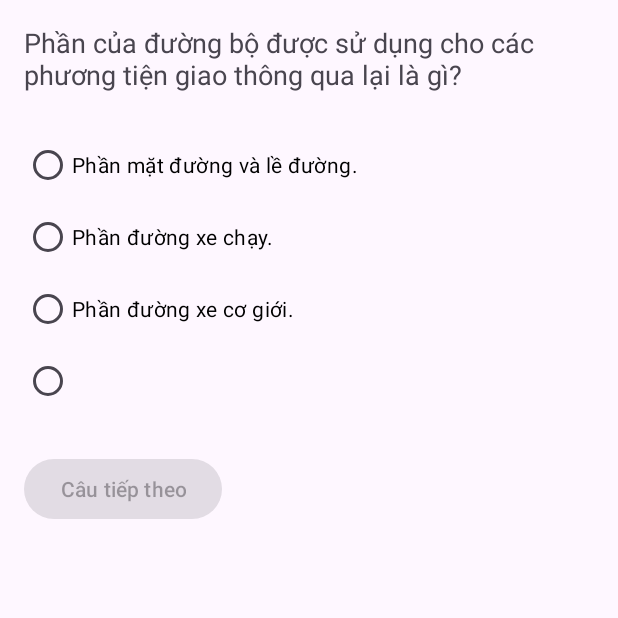
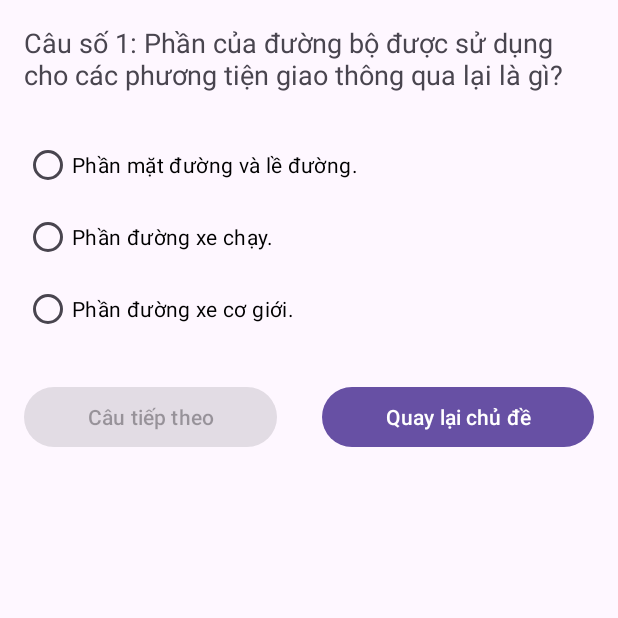
Before and after one commit to DangUy610/AppLuyenTapThiLyThuyetBangLaiXeA1, an Android app: the TopicLuyenTap screen opened directly, with no data from a screen before it, after a tap on "Kiến thức về Luật GTĐB", on a phone screen of 412 x 824 dp, the top half of it. Run offline under Robolectric (Android 15) with nearby library versions, the phone set to English and light mode, and no system bars.

Commit message:
thêm button quay lại

```diff
--- a/app/src/main/java/com/example/appluyentapthilythuyetbanglaixea1/LuyenTap.java
+++ b/app/src/main/java/com/example/appluyentapthilythuyetbanglaixea1/LuyenTap.java
@@ -2,6 +2,7 @@ package com.example.appluyentapthilythuyetbanglaixea1;
 
 import androidx.appcompat.app.AppCompatActivity;
 
+import android.content.Intent;
 import android.os.Bundle;
 import androidx.appcompat.app.AppCompatActivity;
 
@@ -28,10 +29,11 @@ import java.io.OutputStream;
 public class LuyenTap extends AppCompatActivity {
     int correctAnswerIndex = -1;  // 0 -> A, 1 -> B, 2 -> C, 3 -> D
     int currentQuestionIndex = 0;
+    int answerQuantity = 0;
     TextView questionText;
     RadioGroup answersGroup;
     RadioButton answer1, answer2, answer3, answer4;
-    Button nextQuestionBtn;
+    Button nextQuestionBtn,btnQuaylaiTopic;
     ImageView questionImage;
     // Mở DB
     SQLiteDatabase db;
@@ -53,6 +55,14 @@ public class LuyenTap extends AppCompatActivity {
         answersGroup = findViewById(R.id.answersGroup);
         nextQuestionBtn = findViewById(R.id.nextQuestionBtn);
         questionImage = findViewById(R.id.questionImage);
+        btnQuaylaiTopic =findViewById(R.id.btn_quaylai_topic);
+        btnQuaylaiTopic.setOnClickListener(new View.OnClickListener() {
+            @Override
+            public void onClick(View v) {
+                Intent intent = new Intent(LuyenTap.this, TopicLuyenTap.class);
+                startActivity(intent);
+            }
+        });
         // Nhận chủ đề từ Intent
         String topic = getIntent().getStringExtra("topic");
         if (topic == null) topic = "";
@@ -82,6 +92,14 @@ public class LuyenTap extends AppCompatActivity {
                 loadQuestion(0,sqlcode);
             }
                 break;
+            case "Tonghop":
+            {
+                sqlcode = "SELECT id, content, image_path FROM Question ORDER BY id LIMIT 1 OFFSET ";
+                nextQuestionBtn.setOnClickListener(v -> {currentQuestionIndex++;
+                    loadQuestion(currentQuestionIndex, sqlcode);});
+                loadQuestion(0,sqlcode);
+            }
+                break;
             default:
                 // xử lý mặc định hoặc báo lỗi nếu cần
                 break;
@@ -105,8 +123,8 @@ public class LuyenTap extends AppCompatActivity {
             int questionId = questionCursor.getInt(questionCursor.getColumnIndex("id"));
             String question = questionCursor.getString(questionCursor.getColumnIndex("content"));
             String imagePath = questionCursor.getString(questionCursor.getColumnIndex("image_path"));
-            Log.d("image_path", "id= "+ questionId);
-            Log.d("IMAGE_PATH", "Path from DB: " + imagePath);
+//            Log.d("image_path", "id= "+ questionId);
+//            Log.d("IMAGE_PATH", "Path from DB: " + imagePath);
             if (imagePath != null && !imagePath.isEmpty()) {
                 try {
                     InputStream is = getAssets().open(imagePath);
@@ -120,12 +138,20 @@ public class LuyenTap extends AppCompatActivity {
             } else {
                 questionImage.setVisibility(View.GONE);
             }
-            questionText.setText(question);
+            questionText.setText("Câu số "+questionId+": "+question);
+
+            //Hiển thị câu trả lời
             Cursor answerCursor = db.rawQuery(
                     "SELECT content, is_correct FROM Answer WHERE question_id = ? ORDER BY id ASC",
                     new String[]{String.valueOf(questionId)}
             );
-
+            answerQuantity = answerCursor.getCount();
+            if (answerQuantity<4){
+                for(int i = answerQuantity; i<4; i++){
+                    answerButtons[i].setEnabled(false);
+                    answerButtons[i].setVisibility(View.GONE);
+                }
+            }
             int answerIndex = 0;
             while (answerCursor.moveToNext() && answerIndex < 4) {
                 String answerText = answerCursor.getString(answerCursor.getColumnIndex("content"));
@@ -134,7 +160,6 @@ public class LuyenTap extends AppCompatActivity {
                 if (isCorrect == 1) {
                     correctAnswerIndex = answerIndex;
                 }
-
                 answerIndex++;
             }
             answersGroup.setOnCheckedChangeListener(null);
@@ -170,7 +195,11 @@ public class LuyenTap extends AppCompatActivity {
             });
 
         } else {
-            questionText.setText("Không tìm thấy câu hỏi nào.");
+            questionText.setText("Đã hoàn thành toàn bộ câu hỏi.");
+            for (int i = 0; i < answerButtons.length; i++) {
+                answerButtons[i].setEnabled(false);
+                answerButtons[i].setVisibility(View.GONE);
+            }
         }
         questionCursor.close();
     }
--- a/app/src/main/java/com/example/appluyentapthilythuyetbanglaixea1/TopicLuyenTap.java
+++ b/app/src/main/java/com/example/appluyentapthilythuyetbanglaixea1/TopicLuyenTap.java
@@ -8,7 +8,7 @@ import android.view.View;
 import android.widget.Button;
 
 public class TopicLuyenTap extends AppCompatActivity {
-    Button btnLuat, btnBienBao, btnSaHinh;
+    Button btnLuat, btnBienBao, btnSaHinh, btnQuaylai, btnTonghop;
 
     @Override
     protected void onCreate(Bundle savedInstanceState) {
@@ -18,6 +18,17 @@ public class TopicLuyenTap extends AppCompatActivity {
         btnLuat      = findViewById(R.id.btn_topic_luat);
         btnBienBao   = findViewById(R.id.btn_topic_bienbao);
         btnSaHinh    = findViewById(R.id.btn_topic_sahinh);
+        btnQuaylai   = findViewById(R.id.btn_quaylai);
+        btnTonghop   = findViewById(R.id.btn_topic_tonghop);
+
+        btnTonghop.setOnClickListener(new View.OnClickListener() {
+            @Override
+            public void onClick(View v) {
+                Intent intent = new Intent(TopicLuyenTap.this, LuyenTap.class);
+                intent.putExtra("topic", "Tonghop");
+                startActivity(intent);
+            }
+        });
 
         btnLuat.setOnClickListener(new View.OnClickListener() {
             @Override
@@ -45,5 +56,12 @@ public class TopicLuyenTap extends AppCompatActivity {
                 startActivity(intent);
             }
         });
+        btnQuaylai.setOnClickListener(new View.OnClickListener() {
+            @Override
+            public void onClick(View v) {
+                Intent intent = new Intent(TopicLuyenTap.this, MainActivity.class);
+                startActivity(intent);
+            }
+        });
     }
 }
--- a/app/src/main/res/layout/activity_luyen_tap.xml
+++ b/app/src/main/res/layout/activity_luyen_tap.xml
@@ -44,12 +44,26 @@
             android:layout_width="match_parent"
             android:layout_height="wrap_content" />
     </RadioGroup>
-    <Button
-        android:id="@+id/nextQuestionBtn"
-        android:layout_width="wrap_content"
-        android:layout_height="wrap_content"
-        android:text="Câu tiếp theo"
+    <LinearLayout
         android:layout_marginTop="24dp"
-        android:enabled="false" />
+        android:orientation="horizontal"
+        android:layout_width="match_parent"
+        android:layout_height="wrap_content">
+        <Button
+            android:id="@+id/nextQuestionBtn"
+            android:layout_width="wrap_content"
+            android:layout_height="wrap_content"
+            android:text="Câu tiếp theo"
+            android:layout_weight="1"
+            android:enabled="false" />
+        <Button
+            android:id="@+id/btn_quaylai_topic"
+            android:layout_width="wrap_content"
+            android:layout_height="wrap_content"
+            android:text="Quay lại chủ đề"
+            android:layout_marginLeft="30dp"
+            android:layout_weight="1"
+            android:enabled="true" />
+    </LinearLayout>
 
 </LinearLayout>
```
Also changed, not shown: app/src/main/res/layout/activity_topic_luyen_tap.xml (+17 -0 lines).
